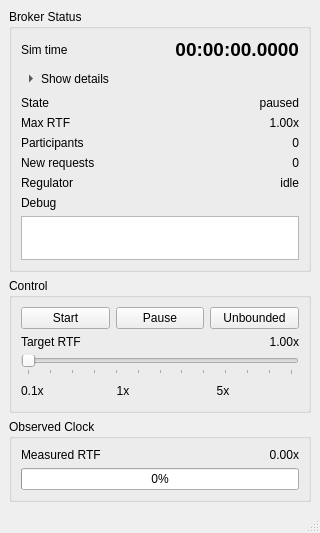
Above: src/fss_time/scripts/ui/sim_time_broker.ui from shupx/FastSwarmSim before the change. Below: the same form after it.
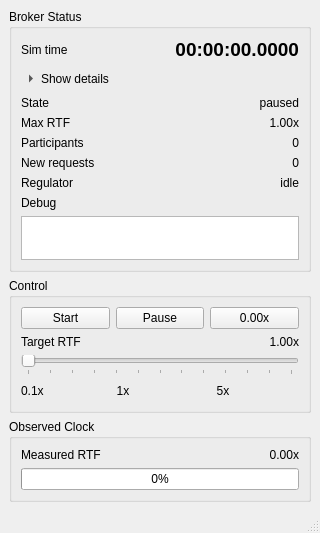
That is the form after the change.

What changed in the file:
```diff
--- a/src/fss_time/scripts/ui/sim_time_broker.ui
+++ b/src/fss_time/scripts/ui/sim_time_broker.ui
@@ -234,7 +234,7 @@
          <item>
           <widget class="QPushButton" name="unbounded_button">
            <property name="text">
-            <string>Unbounded</string>
+            <string>0.00x</string>
            </property>
           </widget>
          </item>
```
